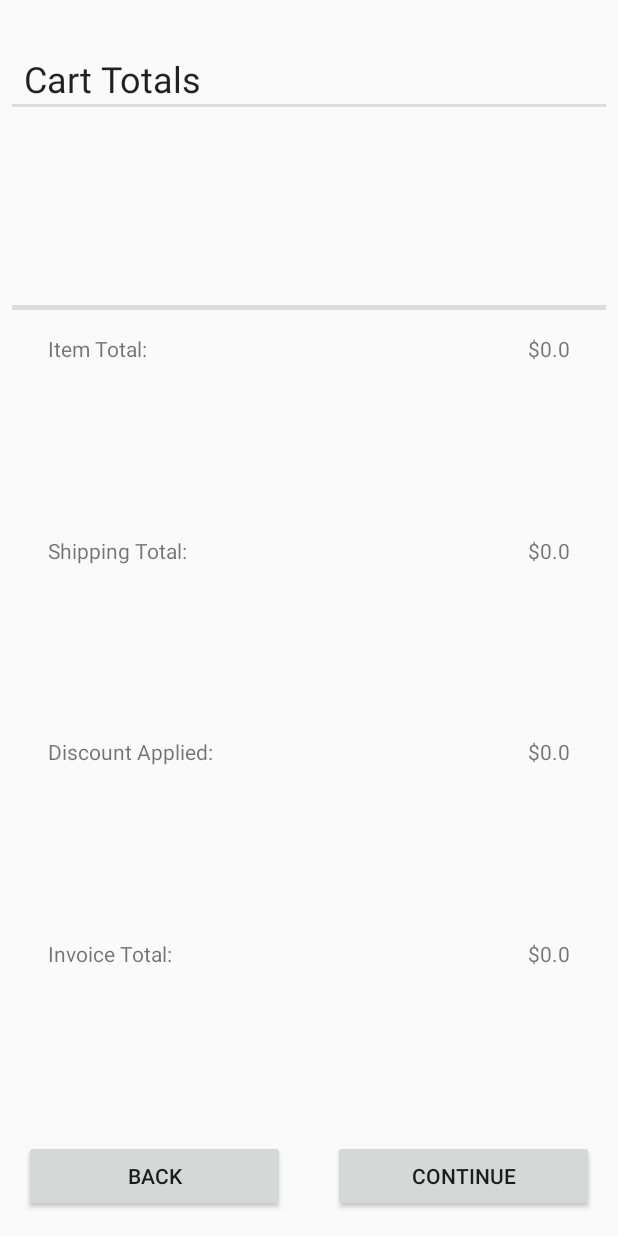
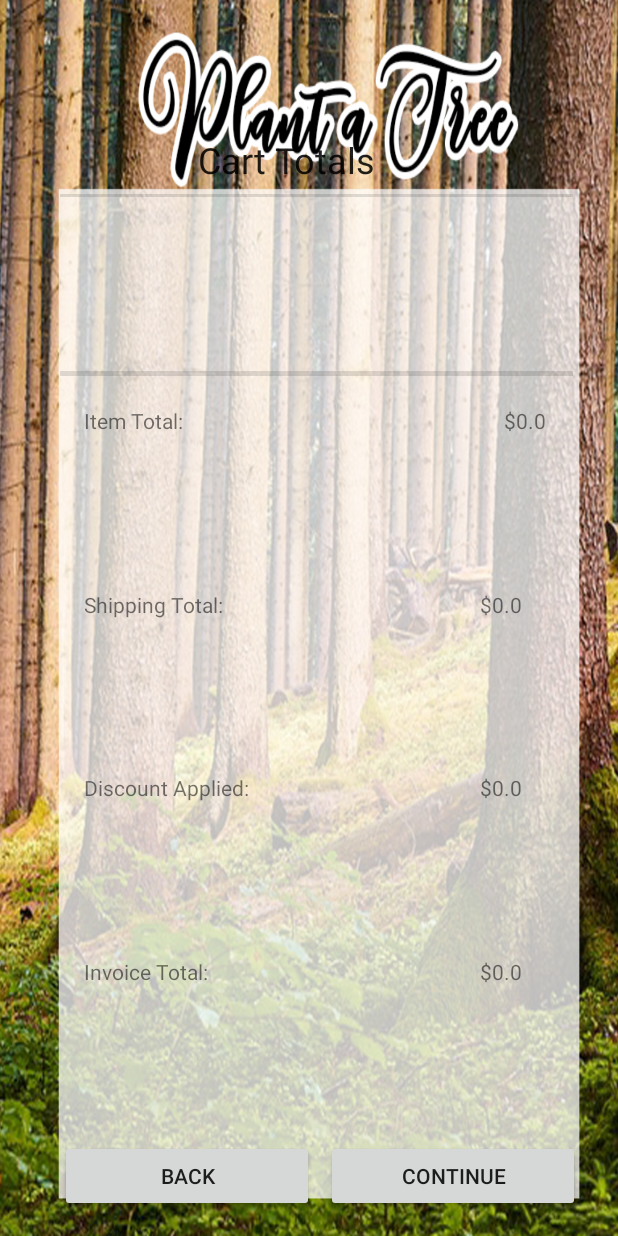
Before and after one commit to TheShrubs/PlantATreeApp, an Android app: the CartTotalActivity screen opened directly, with no data from a screen before it, on a phone screen of 412 x 824 dp. Run offline under Robolectric (Android 15) with nearby library versions, the phone set to English and light mode, and no system bars; 1 statement that could not run was skipped.

Commit message:
Added Backgrounds

```diff
--- a/app/src/main/res/layout/activity_cart_total.xml
+++ b/app/src/main/res/layout/activity_cart_total.xml
@@ -4,6 +4,8 @@
     xmlns:tools="http://schemas.android.com/tools"
     android:layout_width="match_parent"
     android:layout_height="match_parent"
+    android:background="@drawable/background2"
+
     tools:context=".activity.CartTotalActivity">
 
     <Button
@@ -11,10 +13,10 @@
         android:layout_width="0dp"
         android:layout_height="wrap_content"
         android:layout_marginBottom="16dp"
-        android:layout_marginEnd="16dp"
-        android:layout_marginLeft="16dp"
-        android:layout_marginRight="16dp"
-        android:layout_marginStart="16dp"
+        android:layout_marginEnd="4dp"
+        android:layout_marginLeft="40dp"
+        android:layout_marginRight="4dp"
+        android:layout_marginStart="40dp"
         android:text="Back"
         app:layout_constraintBottom_toBottomOf="parent"
         app:layout_constraintEnd_toStartOf="@+id/CartTotalContinueButton"
@@ -26,10 +28,10 @@
         android:layout_width="0dp"
         android:layout_height="wrap_content"
         android:layout_marginBottom="16dp"
-        android:layout_marginEnd="16dp"
-        android:layout_marginLeft="16dp"
-        android:layout_marginRight="16dp"
-        android:layout_marginStart="16dp"
+        android:layout_marginEnd="25dp"
+        android:layout_marginLeft="4dp"
+        android:layout_marginRight="25dp"
+        android:layout_marginStart="4dp"
         android:text="Continue"
         app:layout_constraintBottom_toBottomOf="parent"
         app:layout_constraintEnd_toEndOf="parent"
@@ -40,23 +42,24 @@
         android:id="@+id/CartTotalTitle"
         android:layout_width="wrap_content"
         android:layout_height="27dp"
-        android:layout_marginLeft="16dp"
-        android:layout_marginStart="16dp"
-        android:layout_marginTop="36dp"
+        android:layout_marginBottom="16dp"
+        android:layout_marginLeft="132dp"
+        android:layout_marginStart="132dp"
+        android:layout_marginTop="90dp"
         android:text="@string/cartTotalTitle"
         android:textAppearance="@style/TextAppearance.AppCompat.Body1"
         android:textSize="24sp"
         app:layout_constraintBottom_toTopOf="@+id/divider3"
         app:layout_constraintStart_toStartOf="parent"
         app:layout_constraintTop_toTopOf="parent"
-        app:layout_constraintVertical_chainStyle="packed" />
+        app:layout_constraintVertical_chainStyle="spread" />
 
     <TextView
         android:id="@+id/ProductTotal"
         android:layout_width="wrap_content"
         android:layout_height="wrap_content"
-        android:layout_marginEnd="32dp"
-        android:layout_marginRight="32dp"
+        android:layout_marginEnd="48dp"
+        android:layout_marginRight="48dp"
         android:text="TextView"
         app:chainUseRtl="false"
         app:layout_constraintBaseline_toBaselineOf="@+id/ProductDesc"
@@ -66,8 +69,8 @@
         android:id="@+id/DeliveryTotal"
         android:layout_width="wrap_content"
         android:layout_height="wrap_content"
-        android:layout_marginEnd="32dp"
-        android:layout_marginRight="32dp"
+        android:layout_marginEnd="64dp"
+        android:layout_marginRight="64dp"
         android:text="TextView"
         app:layout_constraintBaseline_toBaselineOf="@+id/ShippingDesc"
         app:layout_constraintEnd_toEndOf="parent" />
@@ -76,8 +79,8 @@
         android:id="@+id/DiscountTotal"
         android:layout_width="wrap_content"
         android:layout_height="wrap_content"
-        android:layout_marginEnd="32dp"
-        android:layout_marginRight="32dp"
+        android:layout_marginEnd="64dp"
+        android:layout_marginRight="64dp"
         android:text="TextView"
         app:layout_constraintBaseline_toBaselineOf="@+id/discountDesc"
         app:layout_constraintEnd_toEndOf="parent" />
@@ -86,8 +89,8 @@
         android:id="@+id/InvoiceTotal"
         android:layout_width="wrap_content"
         android:layout_height="wrap_content"
-        android:layout_marginEnd="32dp"
-        android:layout_marginRight="32dp"
+        android:layout_marginEnd="64dp"
+        android:layout_marginRight="64dp"
         android:text="TextView"
         app:layout_constraintBaseline_toBaselineOf="@+id/InvoiceDesc"
         app:layout_constraintEnd_toEndOf="parent" />
@@ -96,9 +99,9 @@
         android:id="@+id/ProductDesc"
         android:layout_width="wrap_content"
         android:layout_height="wrap_content"
-        android:layout_marginLeft="32dp"
-        android:layout_marginStart="32dp"
-        android:layout_marginTop="16dp"
+        android:layout_marginLeft="56dp"
+        android:layout_marginStart="56dp"
+        android:layout_marginTop="20dp"
         android:text="@string/productsTotal"
         app:layout_constraintStart_toStartOf="parent"
         app:layout_constraintTop_toBottomOf="@+id/divider" />
@@ -107,8 +110,8 @@
         android:id="@+id/ShippingDesc"
         android:layout_width="wrap_content"
         android:layout_height="wrap_content"
-        android:layout_marginLeft="32dp"
-        android:layout_marginStart="32dp"
+        android:layout_marginLeft="56dp"
+        android:layout_marginStart="56dp"
         android:text="@string/shippingTotal"
         app:layout_constraintBottom_toTopOf="@+id/discountDesc"
         app:layout_constraintStart_toStartOf="parent"
@@ -118,8 +121,8 @@
         android:id="@+id/discountDesc"
         android:layout_width="wrap_content"
         android:layout_height="wrap_content"
-        android:layout_marginLeft="32dp"
-        android:layout_marginStart="32dp"
+        android:layout_marginLeft="56dp"
+        android:layout_marginStart="56dp"
         android:text="@string/discountTotal"
         app:layout_constraintBottom_toTopOf="@+id/InvoiceDesc"
         app:layout_constraintStart_toStartOf="parent"
@@ -129,8 +132,8 @@
         android:id="@+id/InvoiceDesc"
         android:layout_width="wrap_content"
         android:layout_height="wrap_content"
-        android:layout_marginLeft="32dp"
-        android:layout_marginStart="32dp"
+        android:layout_marginLeft="56dp"
+        android:layout_marginStart="56dp"
         android:text="@string/invoiceTotal"
         app:layout_constraintBottom_toTopOf="@+id/CartTotalBackButton"
         app:layout_constraintStart_toStartOf="parent"
@@ -138,7 +141,7 @@
 
     <ImageView
         android:id="@+id/ItemImage1"
-        android:layout_width="100dp"
+        android:layout_width="0dp"
         android:layout_height="100dp"
         android:layout_marginEnd="8dp"
         android:layout_marginLeft="8dp"
@@ -152,10 +155,12 @@
 
     <ImageView
         android:id="@+id/ItemImage2"
-        android:layout_width="100dp"
+        android:layout_width="0dp"
         android:layout_height="100dp"
-        android:layout_marginEnd="16dp"
-        android:layout_marginRight="16dp"
+        android:layout_marginEnd="30dp"
+        android:layout_marginLeft="8dp"
+        android:layout_marginRight="30dp"
+        android:layout_marginStart="8dp"
         android:padding="2dp"
         app:layout_constraintEnd_toEndOf="parent"
         app:layout_constraintHorizontal_bias="0.5"
@@ -164,11 +169,14 @@
 
     <ImageView
         android:id="@+id/ItemImage3"
-        android:layout_width="100dp"
+        android:layout_width="0dp"
         android:layout_height="100dp"
-        android:layout_marginBottom="16dp"
-        android:layout_marginLeft="16dp"
-        android:layout_marginStart="16dp"
+        android:layout_marginBottom="8dp"
+        android:layout_marginEnd="8dp"
+        android:layout_marginLeft="45dp"
+        android:layout_marginRight="8dp"
+        android:layout_marginStart="45dp"
+        android:layout_marginTop="8dp"
         android:padding="2dp"
         app:layout_constraintBottom_toTopOf="@+id/divider"
         app:layout_constraintEnd_toStartOf="@+id/ItemImage1"
@@ -181,10 +189,10 @@
         android:id="@+id/divider"
         android:layout_width="0dp"
         android:layout_height="3dp"
-        android:layout_marginEnd="8dp"
-        android:layout_marginLeft="8dp"
-        android:layout_marginRight="8dp"
-        android:layout_marginStart="8dp"
+        android:layout_marginEnd="30dp"
+        android:layout_marginLeft="40dp"
+        android:layout_marginRight="30dp"
+        android:layout_marginStart="40dp"
         android:layout_marginTop="6dp"
         android:background="?android:attr/listDivider"
         android:visibility="visible"
@@ -198,18 +206,15 @@
         android:id="@+id/divider3"
         android:layout_width="0dp"
         android:layout_height="2dp"
-        android:layout_marginBottom="16dp"
-        android:layout_marginEnd="8dp"
-        android:layout_marginLeft="8dp"
-        android:layout_marginRight="8dp"
-        android:layout_marginStart="8dp"
-        android:layout_marginTop="6dp"
+        android:layout_marginEnd="30dp"
+        android:layout_marginLeft="40dp"
+        android:layout_marginRight="30dp"
+        android:layout_marginStart="40dp"
+        android:layout_marginTop="12dp"
         android:background="?android:attr/listDivider"
-        app:layout_constraintBottom_toTopOf="@+id/ItemImage3"
         app:layout_constraintEnd_toEndOf="parent"
-        app:layout_constraintHorizontal_bias="0.5"
+        app:layout_constraintHorizontal_bias="0.0"
         app:layout_constraintStart_toStartOf="parent"
-        app:layout_constraintTop_toBottomOf="@+id/CartTotalTitle"
-        app:layout_constraintVertical_bias="0.0" />
+        app:layout_constraintTop_toBottomOf="@+id/CartTotalTitle" />
 
 </android.support.constraint.ConstraintLayout>
--- a/app/src/main/res/layout/landing_page.xml
+++ b/app/src/main/res/layout/landing_page.xml
@@ -10,7 +10,7 @@
 
     <ListView
         android:id="@+id/treeList"
-        android:layout_width="321dp"
+        android:layout_width="311dp"
         android:layout_height="464dp"
         android:layout_alignParentBottom="true"
         android:layout_alignParentEnd="true"
```
Also changed, not shown: app/src/main/res/layout/activity_address.xml (+19 -17 lines), app/src/main/res/layout/activity_order_confirm.xml (+9 -6 lines), app/src/main/res/layout/activity_payment.xml (+24 -24 lines), 1 other file.
